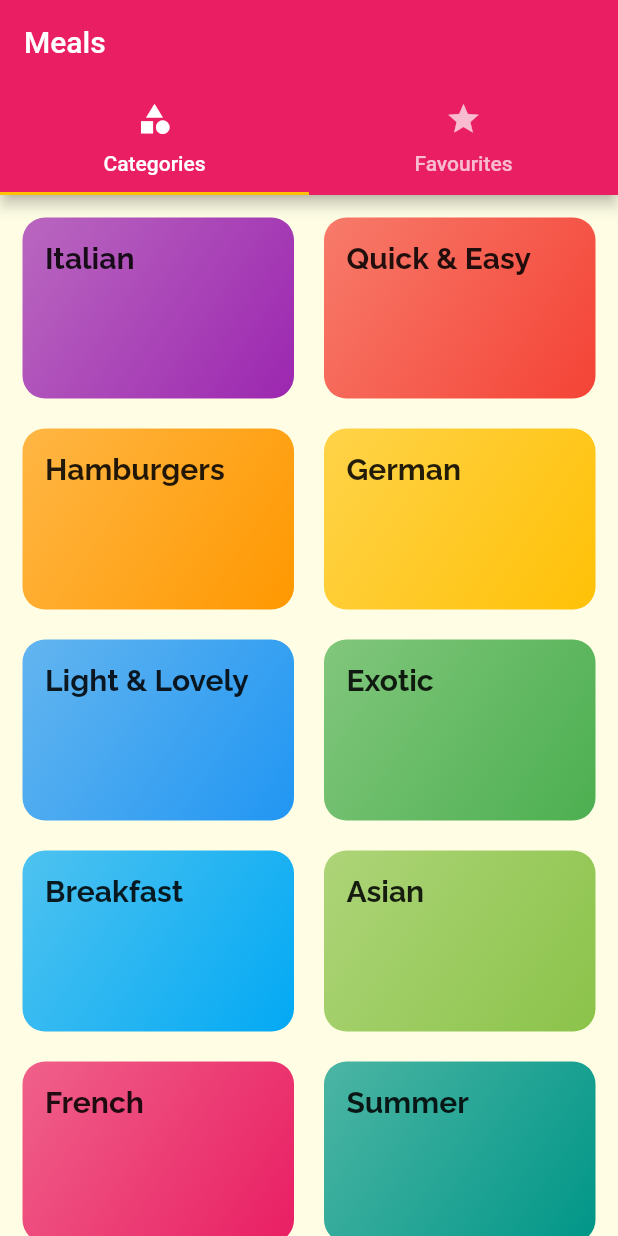
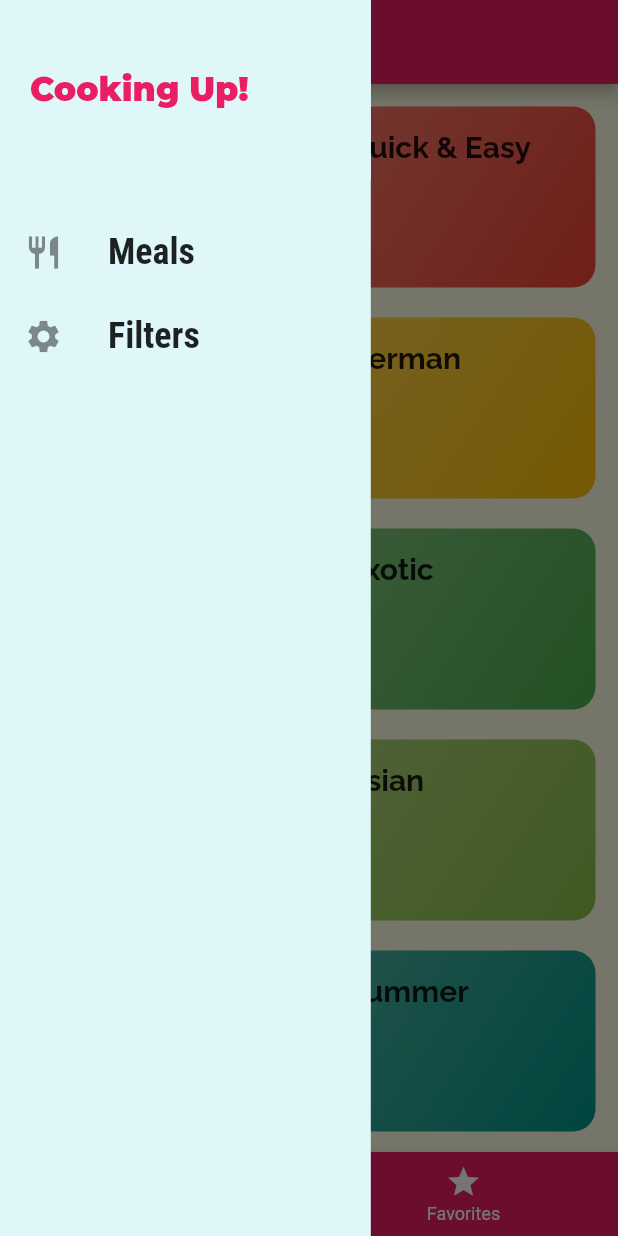
Before and after one commit to sadikcoban/Flutter-Meals-App, a Flutter app: the screen it shows after launch, with the side drawer open (before the commit the screen has no drawer), on a phone screen of 412 x 824 dp. Run offline on Flutter 3.47's test engine with Material 2 defaults, Android fonts, the phone set to English and light mode, and no system bars; our stand-ins replace google_fonts.

Commit message:
drawer done

```diff
--- a/lib/main.dart
+++ b/lib/main.dart
@@ -1,13 +1,48 @@
 import 'package:flutter/material.dart';
-import 'package:google_fonts/google_fonts.dart';
-import 'package:meals_app/screens/categories_screen.dart';
+import 'package:meals_app/dummy_data.dart';
+import 'package:meals_app/models/meal.dart';
 import 'package:meals_app/screens/category_meals_screen.dart';
+import 'package:meals_app/screens/filters_screen.dart';
 import 'package:meals_app/screens/meal_detail_screen.dart';
 import 'package:meals_app/screens/tabs_screen.dart';
 
 void main() => runApp(MyApp());
 
-class MyApp extends StatelessWidget {
+class MyApp extends StatefulWidget {
+  @override
+  _MyAppState createState() => _MyAppState();
+}
+
+class _MyAppState extends State<MyApp> {
+  Map<String, bool> _filters = {
+    "gluten": false,
+    "lactose": false,
+    "vegan": false,
+    "vegeterian": false,
+  };
+
+  List<Meal> _availableMeals = DUMMY_MEALS;
+
+  void _setFilters(Map<String, bool> filterData) {
+    setState(() {
+      _filters = filterData;
+      _availableMeals = DUMMY_MEALS.where((element) {
+        if (_filters["gluten"] && element.isGlutenFree) {
+          return false;
+        }
+        if (_filters["lactose"] && element.isLactoseFree) {
+          return false;
+        }
+        if (_filters["vegan"] && element.isVegan) {
+          return false;
+        }
+        if (_filters["vegeterian"] && element.isVegetarian) {
+          return false;
+        }
+      }).toList();
+    });
+  }
+
   @override
   Widget build(BuildContext context) {
     return MaterialApp(
@@ -16,19 +51,20 @@ class MyApp extends StatelessWidget {
         primarySwatch: Colors.pink,
         accentColor: Colors.amber,
         canvasColor: Color.fromRGBO(255, 254, 229, 1),
-
       ),
       home: TabsScreen(),
       initialRoute: "/",
       routes: {
-        CategoryMealsScreen.routeName: (ctx) => CategoryMealsScreen(),
+        CategoryMealsScreen.routeName: (ctx) =>
+            CategoryMealsScreen(_availableMeals),
         MealDetailScreen.routeName: (ctx) => MealDetailScreen(),
+        FiltersScreen.routeName: (ctx) => FiltersScreen(_filters, _setFilters),
       },
-     /* onGenerateRoute: (settings){
+      /* onGenerateRoute: (settings){
         print(settings.arguments);
         return MaterialPageRoute(builder: (ctx) => CategoriesScreen());
       },*/
-     /* onUnknownRoute: (settings){
+      /* onUnknownRoute: (settings){
         return MaterialPageRoute(builder: (ctx) => CategoriesScreen());
       },*/
     );
--- a/lib/screens/tabs_screen.dart
+++ b/lib/screens/tabs_screen.dart
@@ -1,6 +1,7 @@
 import 'package:flutter/material.dart';
 import 'package:meals_app/screens/categories_screen.dart';
 import 'package:meals_app/screens/favourites_screen.dart';
+import 'package:meals_app/widgets/main_drawer.dart';
 
 class TabsScreen extends StatefulWidget {
   @override
@@ -8,30 +9,42 @@ class TabsScreen extends StatefulWidget {
 }
 
 class _TabsScreenState extends State<TabsScreen> {
+  final List<Map<String, dynamic>> _pages = [
+    {"page": CategoriesScreen(), "title": "Categories"},
+    {"page": FavouritesScreen(), "title": "Your Favorites"},
+  ];
+
+  int _selectedPageIndex = 0;
+  void _selectPage(int index) {
+    setState(() {
+      _selectedPageIndex = index;
+    });
+  }
+
   @override
   Widget build(BuildContext context) {
-    return DefaultTabController(
-      length: 2,
-      child: Scaffold(
-        appBar: AppBar(
-          title: Text("Meals"),
-          bottom: TabBar(
-            tabs: [
-              Tab(
-                icon: Icon(Icons.category),
-                text: "Categories",
-              ),
-              Tab(
-                icon: Icon(Icons.star),
-                text: "Favourites",
-              ),
-            ],
+    return Scaffold(
+      appBar: AppBar(
+        title: Text(_pages[_selectedPageIndex]["title"]),
+      ),
+      drawer: MainDrawer(),
+      body: _pages[_selectedPageIndex]["page"],
+      bottomNavigationBar: BottomNavigationBar(
+        onTap: _selectPage,
+        backgroundColor: Theme.of(context).primaryColor,
+        unselectedItemColor: Colors.white,
+        selectedItemColor: Theme.of(context).accentColor,
+        currentIndex: _selectedPageIndex,
+        items: [
+          BottomNavigationBarItem(
+            icon: Icon(Icons.category),
+            label: "Categories",
           ),
-        ),
-        body: TabBarView(children: [
-          CategoriesScreen(),
-          FavouritesScreen(),
-        ]),
+          BottomNavigationBarItem(
+            icon: Icon(Icons.star),
+            label: "Favorites",
+          ),
+        ],
       ),
     );
   }
--- /dev/null
+++ b/lib/widgets/main_drawer.dart
@@ -0,0 +1,55 @@
+import "package:flutter/material.dart";
+import 'package:google_fonts/google_fonts.dart';
+import 'package:meals_app/screens/filters_screen.dart';
+
+class MainDrawer extends StatelessWidget {
+  Widget buildListTile(String title, IconData icon, Function tapHandler) {
+    return ListTile(
+      leading: Icon(icon, size: 26),
+      title: Text(
+        title,
+        style: GoogleFonts.robotoCondensed(
+          fontSize: 24,
+          fontWeight: FontWeight.bold,
+        ),
+      ),
+      onTap: tapHandler,
+    );
+  }
+
+  @override
+  Widget build(BuildContext context) {
+    return Container(
+      color: Colors.cyan[50],
+      width: MediaQuery.of(context).size.width*3/5,
+      child: Column(
+        children: [
+          Container(
+            height: 120,
+            width: double.infinity,
+            padding: EdgeInsets.all(20),
+            alignment: Alignment.centerLeft,
+            color: Colors.cyan[50],
+            child: Text(
+              "Cooking Up!",
+              style: GoogleFonts.montserrat(
+                fontWeight: FontWeight.w900,
+                fontSize: 22,
+                color: Theme.of(context).primaryColor,
+              ),
+            ),
+          ),
+          SizedBox(
+            height: 20,
+          ),
+          buildListTile("Meals", Icons.restaurant, () {
+            Navigator.of(context).pushReplacementNamed("/");
+          }),
+          buildListTile("Filters", Icons.settings, () {
+            Navigator.of(context).pushReplacementNamed(FiltersScreen.routeName);
+          }),
+        ],
+      ),
+    );
+  }
+}
```
Also changed, not shown: lib/screens/category_meals_screen.dart (+43 -16 lines), lib/screens/filters_screen.dart (added, +119 -0 lines), lib/screens/meal_detail_screen.dart (+7 -1 lines), lib/widgets/meal_item.dart (+11 -1 lines).
